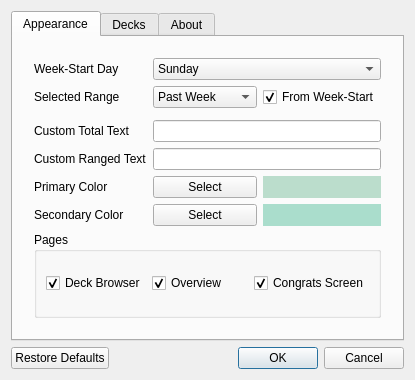
This is options_dialog.ui in iamjustkoi/StudyTimeStats as Qt 5 draws it before an edit. The edited form follows.
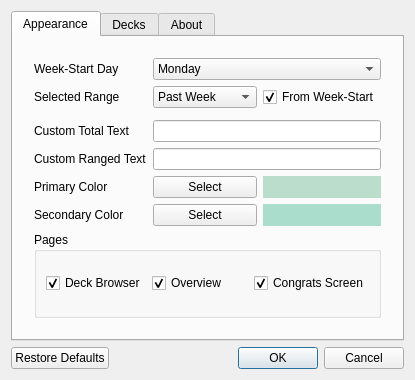
This is the edited form.

The edit to the form file:
```diff
--- a/options_dialog.ui
+++ b/options_dialog.ui
@@ -70,11 +70,6 @@
              <property name="sizeAdjustPolicy">
               <enum>QComboBox::AdjustToContents</enum>
              </property>
-             <item>
-              <property name="text">
-               <string>Sunday</string>
-              </property>
-             </item>
              <item>
               <property name="text">
                <string>Monday</string>
```
Left out of the diff: 5 changed lines with no effect on the pictures.
